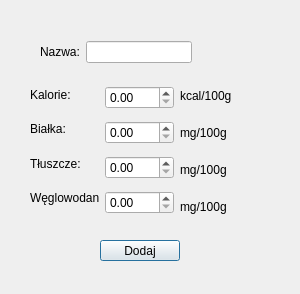
This is FitBulliq/editproductwindow.ui in kmbrzoza/FitBulliq as Qt 5 draws it before an edit. The edited form follows.
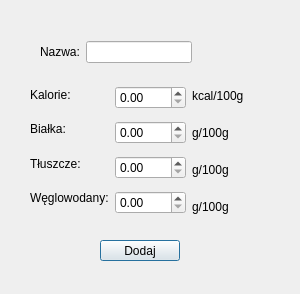
This is the edited form.

```diff
--- a/FitBulliq/editproductwindow.ui
+++ b/FitBulliq/editproductwindow.ui
@@ -22,6 +22,11 @@
     <height>294</height>
    </size>
   </property>
+  <property name="font">
+   <font>
+    <pointsize>9</pointsize>
+   </font>
+  </property>
   <property name="windowTitle">
    <string>Dialog</string>
   </property>
@@ -65,7 +70,7 @@
     <rect>
      <x>30</x>
      <y>80</y>
-     <width>252</width>
+     <width>277</width>
      <height>142</height>
     </rect>
    </property>
@@ -135,7 +140,11 @@
        </widget>
       </item>
       <item>
-       <widget class="QDoubleSpinBox" name="doubleSpinBox_8"/>
+       <widget class="QDoubleSpinBox" name="doubleSpinBox_8">
+        <property name="maximum">
+         <double>9999.989999999999782</double>
+        </property>
+       </widget>
       </item>
      </layout>
     </item>
@@ -151,21 +160,21 @@
       <item>
        <widget class="QLabel" name="label_16">
         <property name="text">
-         <string>mg/100g</string>
+         <string>g/100g</string>
         </property>
        </widget>
       </item>
       <item>
        <widget class="QLabel" name="label_17">
         <property name="text">
-         <string>mg/100g</string>
+         <string>g/100g</string>
         </property>
        </widget>
       </item>
       <item>
        <widget class="QLabel" name="label_18">
         <property name="text">
-         <string>mg/100g</string>
+         <string>g/100g</string>
         </property>
        </widget>
       </item>
```
